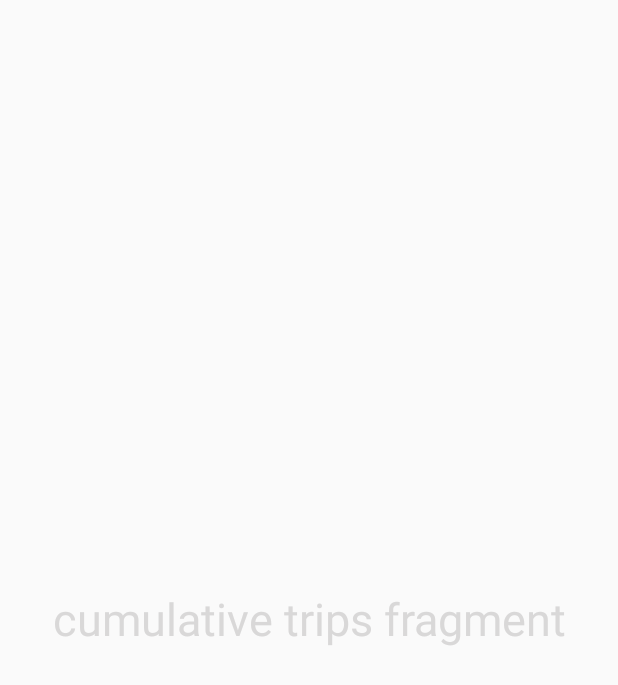
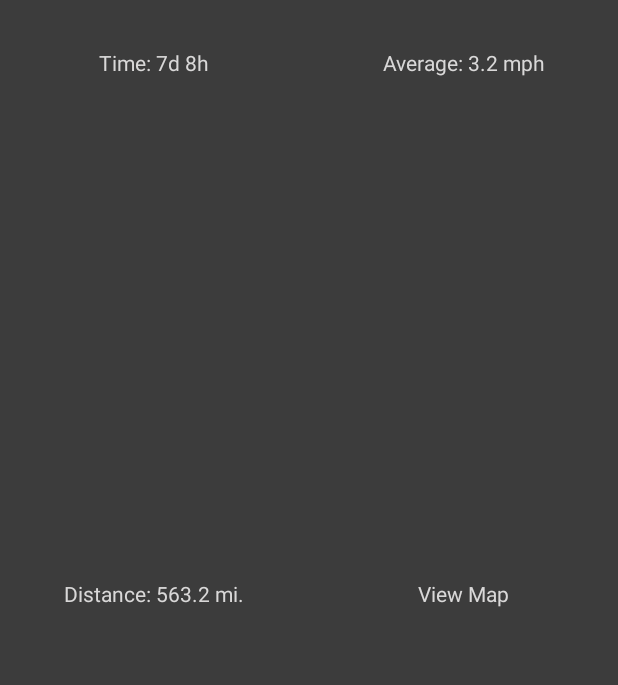
Before and after one commit to ccrossla/HoverchairApp, an Android app: the fragment FragmentCumulativeTrip shown on its own in the app's theme, on a phone screen of 412 x 824 dp. Shown: the top 685 px of the screen. Run offline under Robolectric (Android 15) with nearby library versions, the phone set to English and light mode, and no system bars; 2 statements that could not run were skipped.

Commit message:
scrapped prev trips fragment, updated cumulative values

```diff
--- a/AndroidStudioProjects/HoverchairApp/app/src/main/java/com/example/carolinecrossland/hoverchairapp/MainActivity.java
+++ b/AndroidStudioProjects/HoverchairApp/app/src/main/java/com/example/carolinecrossland/hoverchairapp/MainActivity.java
@@ -175,13 +175,11 @@ public class MainActivity extends AppCompatActivity {
 
         //adding fragments
         adapter.addFragment(new FragmentCurrentTrip(), "Today");
-        adapter.addFragment(new FragmentPrevTrip(), "Previous");
         adapter.addFragment(new FragmentCumulativeTrip(), "Cumulative");
 
         //adapter setup
         viewpager.setAdapter(adapter);
         tablayout.setupWithViewPager(viewpager);
-        tablayout.setSelectedTabIndicatorColor(getResources().getColor(R.color.colorAccent));
     }
 
 
--- a/AndroidStudioProjects/HoverchairApp/app/src/main/res/layout/cumulative_trip_fragment.xml
+++ b/AndroidStudioProjects/HoverchairApp/app/src/main/res/layout/cumulative_trip_fragment.xml
@@ -1,21 +1,69 @@
 <?xml version="1.0" encoding="utf-8"?>
-<android.support.constraint.ConstraintLayout
-    xmlns:android="http://schemas.android.com/apk/res/android"
-    xmlns:app="http://schemas.android.com/apk/res-auto"
-    xmlns:tools="http://schemas.android.com/tools"
+<LinearLayout  xmlns:android="http://schemas.android.com/apk/res/android"
     android:layout_width="match_parent"
     android:layout_height="match_parent"
-    android:gravity="bottom">
+    android:orientation="vertical"
+    android:background="@color/colorPrimary"
+    >
 
-    <TextView
-        android:layout_width="wrap_content"
+    <LinearLayout xmlns:android="http://schemas.android.com/apk/res/android"
+        android:layout_width="match_parent"
         android:layout_height="wrap_content"
-        android:textColor="@color/csTextColor"
-        android:text="cumulative trips fragment"
-        android:textSize="30sp"
-        app:layout_constraintBottom_toBottomOf="parent"
-        app:layout_constraintEnd_toEndOf="parent"
-        app:layout_constraintStart_toStartOf="parent"
-        app:layout_constraintTop_toTopOf="parent" />
+        android:layout_marginTop="32dp"
+        android:orientation="horizontal"
+        android:layout_weight="4"
+        android:layout_gravity="top"
+        android:background="@color/colorPrimary">
 
-</android.support.constraint.ConstraintLayout>
+
+        <TextView
+            android:id="@+id/currDistanceTxt"
+            android:layout_width="0dp"
+            android:layout_height="match_parent"
+            android:layout_weight="1"
+            android:text="Time: 7d 8h"
+            android:textAlignment="center"
+            android:textColor="@color/csTextColor"
+            />
+
+        <TextView
+            android:id="@+id/CurrAverageSpeedTxt"
+            android:layout_width="0dp"
+            android:layout_height="match_parent"
+            android:layout_weight="1"
+            android:text="Average: 3.2 mph"
+            android:textAlignment="center"
+            android:textColor="@color/csTextColor"
+            />
+
+    </LinearLayout>
+
+    <LinearLayout
+        xmlns:android="http://schemas.android.com/apk/res/android"
+        android:layout_width="match_parent"
+        android:layout_height="wrap_content"
+        android:layout_weight="5"
+        android:orientation="horizontal"
+        >
+        <TextView
+            android:id="@+id/currTravelTimeTxt"
+            android:layout_width="0dp"
+            android:layout_height="match_parent"
+            android:layout_weight="1"
+            android:text="Distance: 563.2 mi."
+            android:textAlignment="center"
+            android:textColor="@color/csTextColor"
+            />
+
+        <TextView
+            android:id="@+id/currMapTxt"
+            android:layout_width="0dp"
+            android:layout_height="match_parent"
+            android:layout_weight="1"
+            android:text="@string/curr_view_map"
+            android:textAlignment="center"
+            android:textColor="@color/csTextColor"
+            />
+    </LinearLayout>
+
+</LinearLayout>
```
